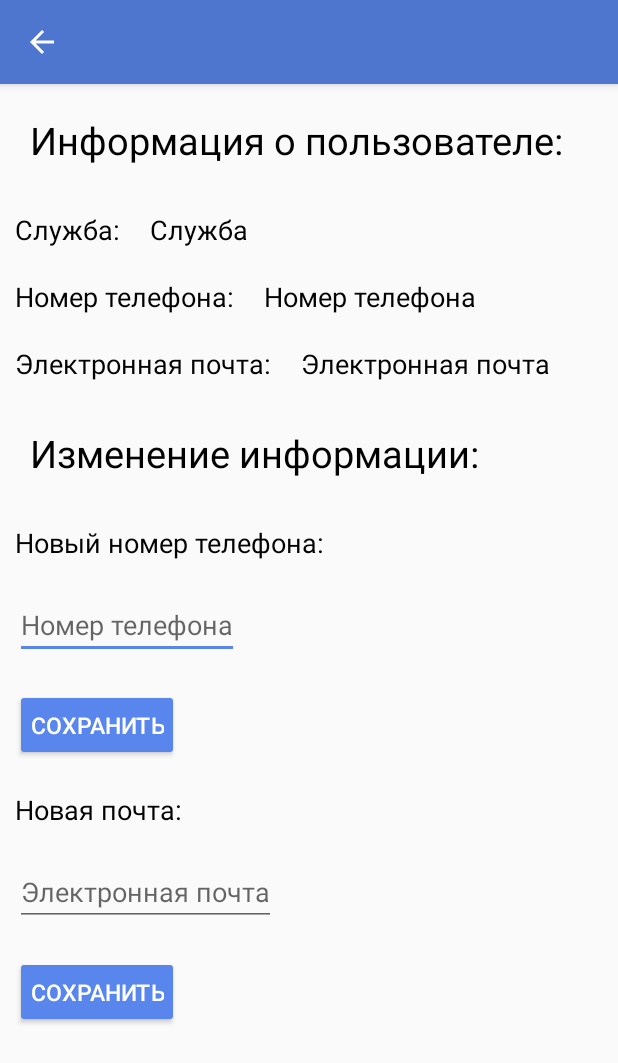
After one commit to Sertarus/InformationSupport, an Android app: the ProfileActivity screen opened directly, with no data from a screen before it, on a phone screen of 412 x 824 dp. The commit adds this screen. Shown: the top 1063 px of the screen. Run offline under Robolectric (Android 15) with nearby library versions, the phone set to English and light mode, and no system bars; 5 statements that could not run were skipped.

Commit message:
Added profile activity and some activity management fixed

```diff
--- a/app/src/main/AndroidManifest.xml
+++ b/app/src/main/AndroidManifest.xml
@@ -9,7 +9,9 @@
         android:roundIcon="@mipmap/ic_launcher_round"
         android:supportsRtl="true"
         android:theme="@style/AppTheme">
-        <activity android:name=".DataActivity"></activity>
+        <activity android:name=".ProfileActivity"
+            android:windowSoftInputMode="stateHidden"/>
+        <activity android:name=".DataActivity" />
         <activity android:name=".MainActivity" />
         <activity
             android:name=".LoginActivity"
--- /dev/null
+++ b/app/src/main/java/com/application/informationsupport/ProfileActivity.kt
@@ -0,0 +1,60 @@
+package com.application.informationsupport
+
+import androidx.appcompat.app.AppCompatActivity
+import android.os.Bundle
+import android.view.MenuItem
+import android.view.View
+import android.widget.Button
+import android.widget.EditText
+import android.widget.TextView
+import com.application.informationsupport.models.ModelUserInfo
+
+class ProfileActivity : AppCompatActivity() {
+
+    val testUserData = mapOf("Иванов И.И." to ModelUserInfo("1", "89044467864",
+        "test1@mail.ru"), "Сергеев И.И." to ModelUserInfo("2",
+        "89041237890", "test2@mail.ru"), "Петров И.И." to ModelUserInfo("3",
+        "89045678764", "test3@mail.ru"))
+
+    override fun onCreate(savedInstanceState: Bundle?) {
+        super.onCreate(savedInstanceState)
+        setContentView(R.layout.activity_profile)
+        supportActionBar!!.setDisplayHomeAsUpEnabled(true)
+        val serviceTV = findViewById<TextView>(R.id.serviceTV)
+        val phoneNumberTV = findViewById<TextView>(R.id.phoneNumberTV)
+        val emailTV = findViewById<TextView>(R.id.emailTV)
+        val changeInfoTV = findViewById<TextView>(R.id.changeInfoTV)
+        val newPhoneNumberTV = findViewById<TextView>(R.id.newPhoneNumberTV)
+        val newPhoneNumberET = findViewById<EditText>(R.id.phoneNumberET)
+        val newPhoneNumberButton = findViewById<Button>(R.id.phoneNumberSaveButton)
+        val newEmailTV = findViewById<TextView>(R.id.newEmailTV)
+        val newEmailET = findViewById<EditText>(R.id.emailET)
+        val newEmailButton = findViewById<Button>(R.id.emailSaveButton)
+
+        if (intent.getStringExtra("isOwnProfile") == "n") {
+            changeInfoTV.visibility = View.INVISIBLE
+            newPhoneNumberTV.visibility = View.INVISIBLE
+            newPhoneNumberET.visibility = View.INVISIBLE
+            newPhoneNumberButton.visibility = View.INVISIBLE
+            newEmailTV.visibility = View.INVISIBLE
+            newEmailET.visibility = View.INVISIBLE
+            newEmailButton.visibility = View.INVISIBLE
+        }
+        val userName = intent.getStringExtra("name")!!
+        title = userName
+        val userData = testUserData[userName]!!
+        serviceTV.text = userData.service
+        phoneNumberTV.text = userData.phoneNumber
+        emailTV.text = userData.email
+    }
+
+    override fun onOptionsItemSelected(item: MenuItem): Boolean {
+        when (item.itemId) {
+            android.R.id.home -> {
+                finish()
+                return true
+            }
+        }
+        return super.onOptionsItemSelected(item)
+    }
+}
--- /dev/null
+++ b/app/src/main/java/com/application/informationsupport/models/ModelUserInfo.kt
@@ -0,0 +1,5 @@
+package com.application.informationsupport.models
+
+data class ModelUserInfo (
+    var service: String = "", var phoneNumber: String = "", var email: String = ""
+)
--- a/app/src/main/res/layout/activity_data.xml
+++ b/app/src/main/res/layout/activity_data.xml
@@ -1,6 +1,5 @@
 <?xml version="1.0" encoding="utf-8"?>
 <RelativeLayout xmlns:android="http://schemas.android.com/apk/res/android"
-    xmlns:app="http://schemas.android.com/apk/res-auto"
     xmlns:tools="http://schemas.android.com/tools"
     android:layout_width="match_parent"
     android:layout_height="match_parent"
--- a/app/src/main/res/layout/activity_login.xml
+++ b/app/src/main/res/layout/activity_login.xml
@@ -31,7 +31,7 @@
         <com.google.android.material.textfield.TextInputEditText
             android:layout_width="match_parent"
             android:layout_height="wrap_content"
-            android:id="@+id/emailET"
+            android:id="@+id/loginET"
             android:inputType="text"
             android:hint="Имя пользователя"
             android:textSize="30sp"/>
--- /dev/null
+++ b/app/src/main/res/layout/activity_profile.xml
@@ -0,0 +1,153 @@
+<?xml version="1.0" encoding="utf-8"?>
+<LinearLayout xmlns:android="http://schemas.android.com/apk/res/android"
+    xmlns:tools="http://schemas.android.com/tools"
+    android:orientation="vertical" android:layout_width="match_parent"
+    android:layout_height="match_parent"
+    tools:context=".ProfileActivity">
+
+    <TextView
+        android:layout_width="match_parent"
+        android:layout_height="wrap_content"
+        android:text="Информация о пользователе:"
+        android:textSize="25sp"
+        android:textColor="@color/black"
+        android:padding="20dp"/>
+
+    <LinearLayout
+        android:layout_width="match_parent"
+        android:layout_height="wrap_content"
+        android:orientation="horizontal">
+
+        <TextView
+            android:layout_width="wrap_content"
+            android:layout_height="wrap_content"
+            android:text="Служба:"
+            android:textSize="18sp"
+            android:textColor="@color/black"
+            android:padding="10dp"/>
+
+        <TextView
+            android:id="@+id/serviceTV"
+            android:layout_width="wrap_content"
+            android:layout_height="wrap_content"
+            android:text="Служба"
+            android:textSize="18sp"
+            android:textColor="@color/black"
+            android:padding="10dp"/>
+
+    </LinearLayout>
+
+
+    <LinearLayout
+        android:layout_width="match_parent"
+        android:layout_height="wrap_content"
+        android:orientation="horizontal">
+
+        <TextView
+            android:layout_width="wrap_content"
+            android:layout_height="wrap_content"
+            android:text="Номер телефона:"
+            android:textSize="18sp"
+            android:textColor="@color/black"
+            android:padding="10dp"/>
+
+        <TextView
+            android:id="@+id/phoneNumberTV"
+            android:layout_width="wrap_content"
+            android:layout_height="wrap_content"
+            android:text="Номер телефона"
+            android:textSize="18sp"
+            android:textColor="@color/black"
+            android:padding="10dp"/>
+
+    </LinearLayout>
+
+    <LinearLayout
+        android:layout_width="match_parent"
+        android:layout_height="wrap_content"
+        android:orientation="horizontal">
+
+        <TextView
+            android:layout_width="wrap_content"
+            android:layout_height="wrap_content"
+            android:text="Электронная почта:"
+            android:textSize="18sp"
+            android:textColor="@color/black"
+            android:padding="10dp"/>
+
+        <TextView
+            android:id="@+id/emailTV"
+            android:layout_width="wrap_content"
+            android:layout_height="wrap_content"
+            android:text="Электронная почта"
+            android:textSize="18sp"
+            android:textColor="@color/black"
+            android:padding="10dp"/>
+
+    </LinearLayout>
+
+    <TextView
+        android:layout_width="match_parent"
+        android:layout_height="wrap_content"
+        android:text="Изменение информации:"
+        android:textSize="25sp"
+        android:textColor="@color/black"
+        android:padding="20dp"
+        android:id="@+id/changeInfoTV"/>
+
+    <TextView
+        android:layout_width="wrap_content"
+        android:layout_height="wrap_content"
+        android:text="Новый номер телефона:"
+        android:id="@+id/newPhoneNumberTV"
+        android:textSize="18sp"
+        android:textColor="@color/black"
+        android:padding="10dp"/>
+
+    <com.google.android.material.textfield.TextInputEditText
+        android:layout_width="wrap_content"
+        android:layout_height="wrap_content"
+        android:id="@+id/phoneNumberET"
+        android:inputType="text"
+        android:hint="Номер телефона"
+        android:textSize="18sp"
+        android:layout_margin="10dp"/>
+
+    <Button
+        android:layout_width="wrap_content"
+        android:layout_height="wrap_content"
+        android:text="Сохранить"
+        android:layout_margin="10dp"
+        android:padding="10sp"
+        style="@style/Widget.AppCompat.Button.Colored"
+        android:id="@+id/phoneNumberSaveButton"
+        android:textSize="15sp" />
+
+    <TextView
+        android:layout_width="wrap_content"
+        android:layout_height="wrap_content"
+        android:text="Новая почта:"
+        android:textSize="18sp"
+        android:textColor="@color/black"
+        android:padding="10dp"
+        android:id="@+id/newEmailTV"/>
+
+    <com.google.android.material.textfield.TextInputEditText
+        android:layout_width="wrap_content"
+        android:layout_height="wrap_content"
+        android:id="@+id/emailET"
+        android:inputType="text"
+        android:hint="Электронная почта"
+        android:textSize="18sp"
+        android:layout_margin="10dp"/>
+
+    <Button
+        android:layout_width="wrap_content"
+        android:layout_height="wrap_content"
+        android:text="Сохранить"
+        android:layout_margin="10dp"
+        android:padding="10sp"
+        style="@style/Widget.AppCompat.Button.Colored"
+        android:id="@+id/emailSaveButton"
+        android:textSize="15sp" />
+</LinearLayout>
```
Also changed, not shown: app/src/main/java/com/application/informationsupport/DataActivity.kt (+15 -6 lines), app/src/main/java/com/application/informationsupport/LoginActivity.kt (+19 -2 lines), app/src/main/java/com/application/informationsupport/MainActivity.kt (+31 -5 lines), app/src/main/res/menu/menu_main.xml (added, +15 -0 lines).
